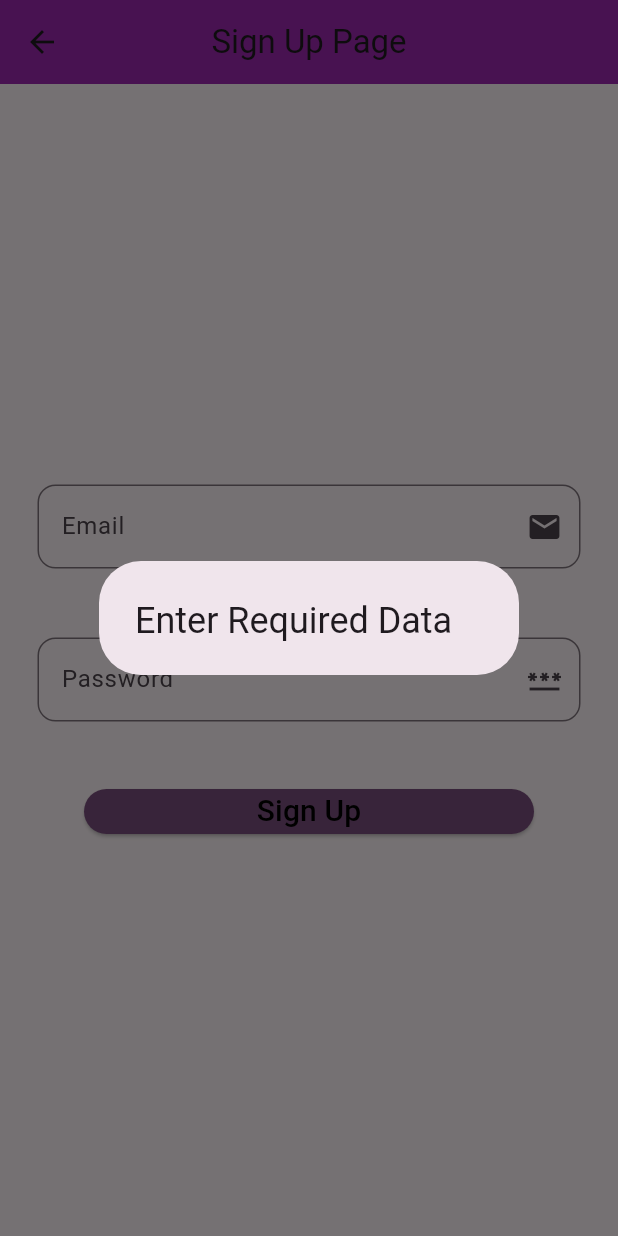
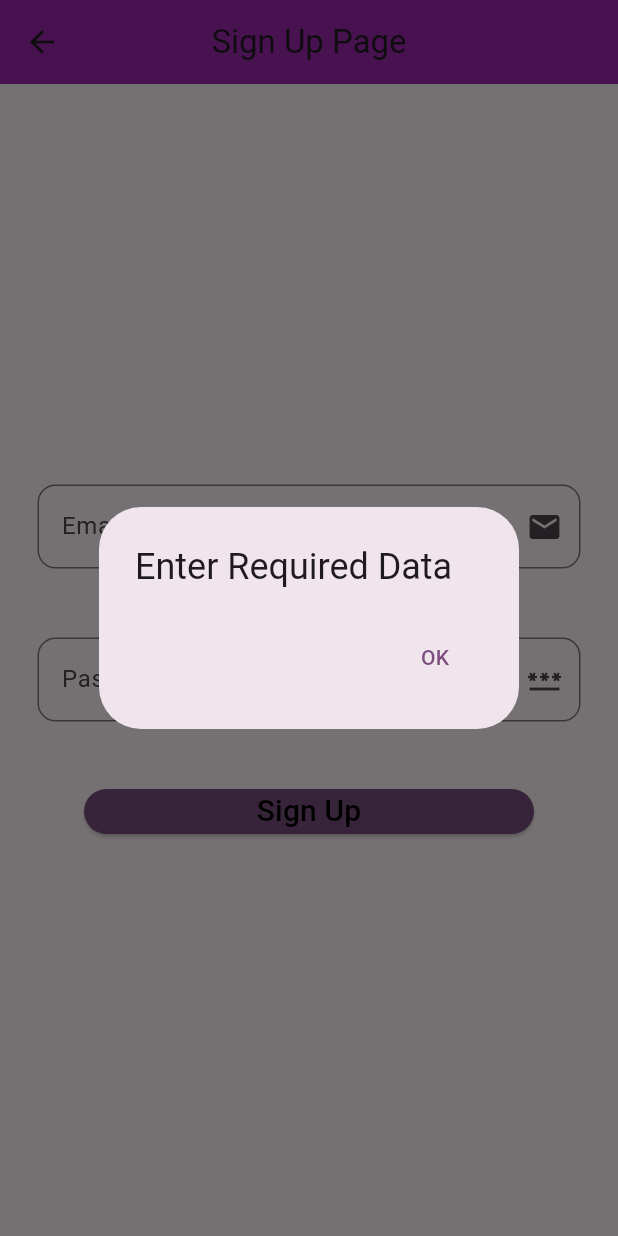
Before and after one commit to Rinav01/login_page, a Flutter app: the SignupPage screen opened directly, after a tap on "Sign Up", on a phone screen of 412 x 824 dp. Run offline on Flutter 3.47's test engine with Material 3 defaults, Android fonts, the phone set to English and light mode, and no system bars; our stand-ins replace firebase_auth, firebase_core; accounts and stored records are empty.

Commit message:
First Commit

```diff
--- a/lib/signup_page.dart
+++ b/lib/signup_page.dart
@@ -14,20 +14,21 @@ class _SignupPageState extends State<SignupPage> {
   TextEditingController emailController = TextEditingController();
   TextEditingController passwordController = TextEditingController();
 
-  signUp(String email, String password)async{
-    if(email==""&& password ==""){
+  signUp(String email, String password) async {
+    if (email.isEmpty || password.isEmpty) {
       UiHelper.customAlertDialog(context, "Enter Required Data");
-    }
-    else{
-      UserCredential? usercredential;
-      try{
-        usercredential = await FirebaseAuth.instance.createUserWithEmailAndPassword(email: email, password: password).then((value){
-          Navigator.push(context, MaterialPageRoute(builder: (context)=>const MyHomePage(title: "Home Page")));
-          return null;
-        });
-      }
-      on FirebaseAuthException catch(ex){
-        return UiHelper.customAlertDialog(context, ex.code.toString());
+    } else {
+      try {
+        await FirebaseAuth.instance.createUserWithEmailAndPassword(
+          email: email,
+          password: password,
+        );
+        Navigator.push(
+          context,
+          MaterialPageRoute(builder: (context) => MyHomePage(title: "Home Page")),
+        );
+      } on FirebaseAuthException  catch (e) {
+        UiHelper.customAlertDialog(context, "An unexpected error occurred");
       }
     }
   }
@@ -42,14 +43,14 @@ class _SignupPageState extends State<SignupPage> {
       body: Column(
         mainAxisAlignment: MainAxisAlignment.center,
         children: [
-          UiHelper.customTextField(emailController,"Email",Icons.mail,false),
-          const SizedBox(height: 16,),
+          UiHelper.customTextField(emailController, "Email", Icons.mail, false),
+          const SizedBox(height: 16),
           UiHelper.customTextField(passwordController, "Password", Icons.password, true),
-          const SizedBox(height: 30,),
+          const SizedBox(height: 30),
           UiHelper.customButton(() {
-            signUp(emailController.text.toString(), passwordController.text.toString());
-          }, "Sign Up",context),
-          const SizedBox(height: 16,),
+            signUp(emailController.text.trim(), passwordController.text.trim());
+          }, "Sign Up", context),
+          const SizedBox(height: 16),
         ],
       ),
     );
--- a/lib/ui_helper.dart
+++ b/lib/ui_helper.dart
@@ -30,6 +30,11 @@ class UiHelper{
     return showDialog(context: context, builder: (BuildContext context){
       return AlertDialog(
         title: Text(text),
+        actions: [
+          TextButton(onPressed: (){
+            Navigator.pop(context);
+          }, child: const Text("OK"))
+        ],
       );
     });
   }
```
Also changed, not shown: lib/login_page.dart (+22 -1 lines), lib/check_user.dart (added), 1 other file.
